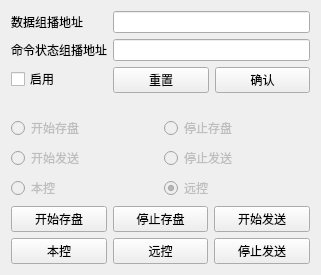
The window that telemetryin.ui (aspirefhaha/telemetryCapture) describes before a commit, drawn with Qt 5.
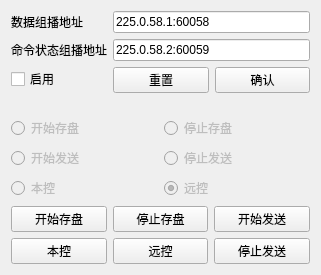
The same window after the commit.

```diff
--- a/telemetryin.ui
+++ b/telemetryin.ui
@@ -25,7 +25,11 @@
      <item>
       <layout class="QFormLayout" name="formLayout">
        <item row="0" column="1">
-        <widget class="QLineEdit" name="leDataURL"/>
+        <widget class="QLineEdit" name="leDataURL">
+         <property name="text">
+          <string>225.0.58.1:60058</string>
+         </property>
+        </widget>
        </item>
        <item row="2" column="1">
         <layout class="QHBoxLayout" name="horizontalLayout_2">
@@ -67,7 +71,11 @@
         </widget>
        </item>
        <item row="1" column="1">
-        <widget class="QLineEdit" name="leComStatusURL"/>
+        <widget class="QLineEdit" name="leComStatusURL">
+         <property name="text">
+          <string>225.0.58.2:60059</string>
+         </property>
+        </widget>
        </item>
       </layout>
      </item>
```
